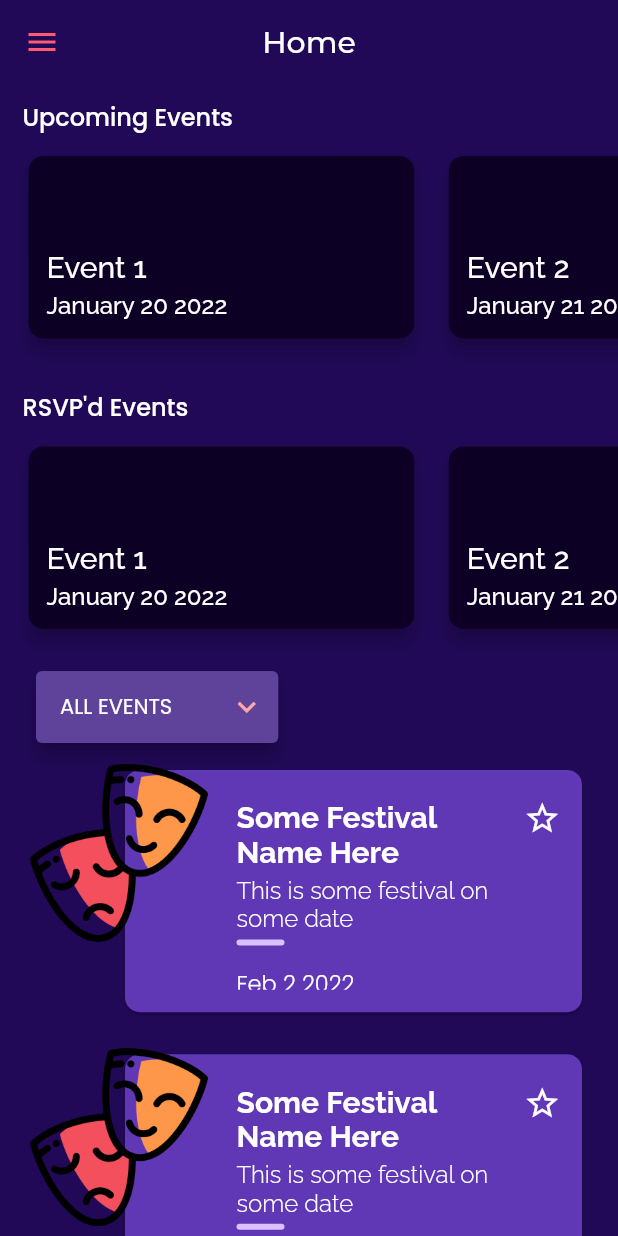
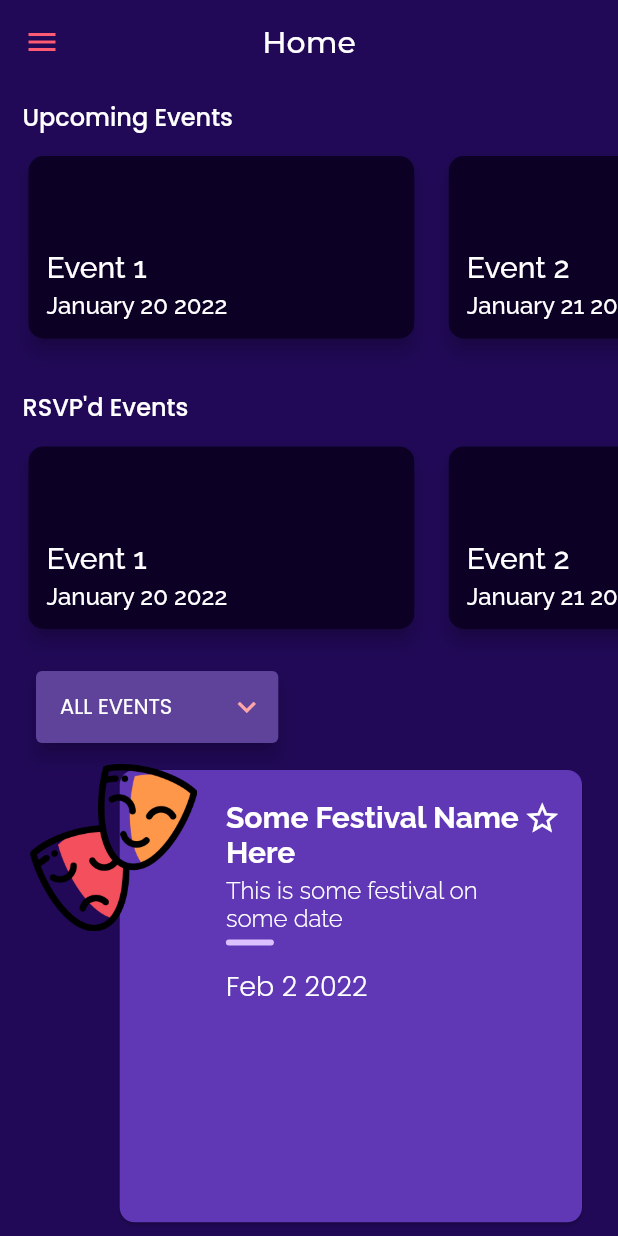
Before and after one commit to cyberwizard1001/events_app, a Flutter app: the Home screen opened directly, on a phone screen of 412 x 824 dp. Run offline on Flutter 3.47's test engine with Material 2 defaults, Android fonts, the phone set to English and light mode, and no system bars; drawn by our look-alikes of auto_size_text; our stand-ins replace flutter_svg, google_fonts, smooth_page_indicator.

Commit message:
Changed constraint in home page to make it a tad bit better looking in older devices

```diff
--- a/lib/screens/home.dart
+++ b/lib/screens/home.dart
@@ -305,14 +305,16 @@ class _MainContentCardWidgetState extends State<_MainContentCardWidget> {
 
   @override
   Widget build(BuildContext context) {
-    return SizedBox(
-      height: MediaQuery.of(context).size.height * 0.23,
-      width: double.infinity,
+    return ConstrainedBox(
+      constraints: BoxConstraints(
+        minHeight: MediaQuery.of(context).size.height * 0.4,
+      ),
+      // height: MediaQuery.of(context).size.height * 0.23,
       child: Padding(
         padding: const EdgeInsets.symmetric(horizontal: 20, vertical: 10),
         child: LayoutBuilder(
           builder: (BuildContext context, BoxConstraints constraints) {
-            var horizontalCenteredDisplacement = constraints.maxHeight * 0.7;
+            var horizontalCenteredDisplacement = constraints.maxWidth * 0.3;
             return Stack(
               children: [
                 Positioned.fill(
@@ -413,7 +415,7 @@ class _MainContentCardWidgetState extends State<_MainContentCardWidget> {
                 Positioned(
                     child: Image.asset(
                   'assets/mask.png',
-                  height: constraints.maxHeight * 0.7,
+                  width: horizontalCenteredDisplacement,
                   fit: BoxFit.fill,
                 ))
               ],
```
